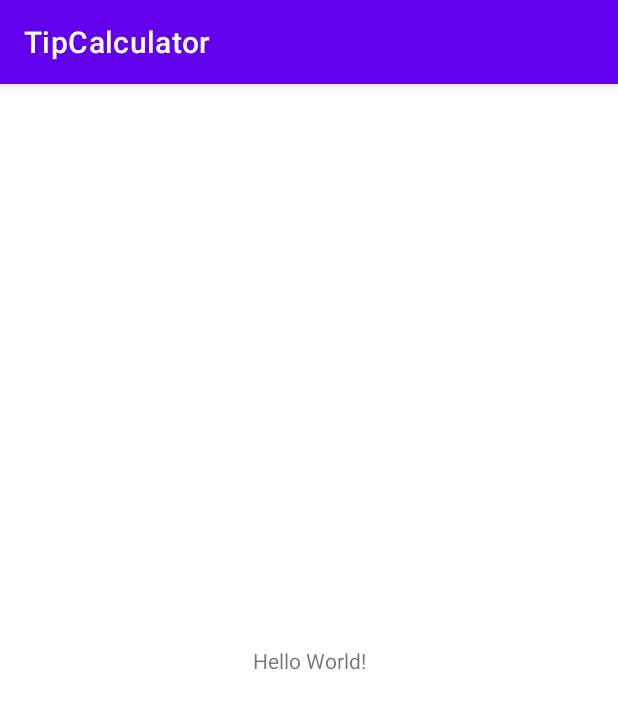
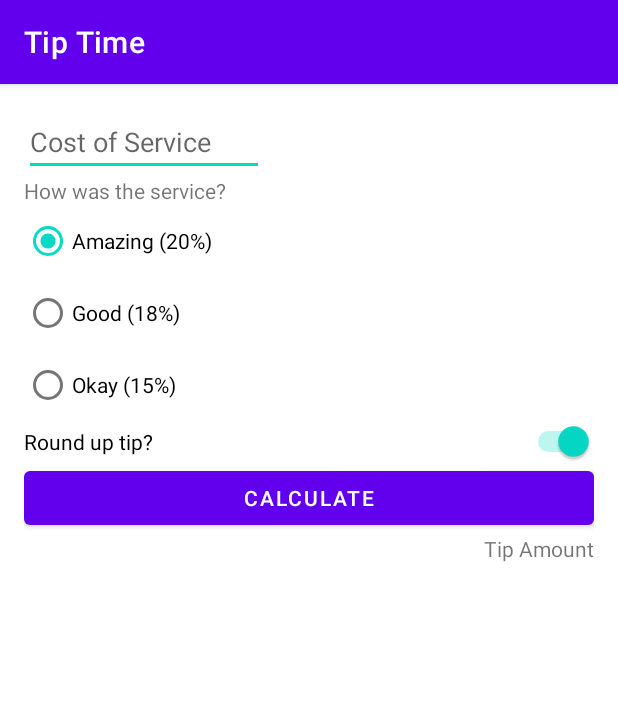
Before and after one commit to anmolkarkiee/android-_layout-_lab2, an Android app: the screen it shows after launch (MainActivity), on a phone screen of 412 x 824 dp. Shown: the top 709 px of the screen. Run offline under Robolectric (Android 15) with nearby library versions, the phone set to English and light mode, and no system bars.

Commit message:
lab done

```diff
--- a/app/src/main/res/layout/activity_main.xml
+++ b/app/src/main/res/layout/activity_main.xml
@@ -4,15 +4,78 @@
     xmlns:tools="http://schemas.android.com/tools"
     android:layout_width="match_parent"
     android:layout_height="match_parent"
+    android:padding="16dp"
     tools:context=".MainActivity">
 
-    <TextView
-        android:layout_width="wrap_content"
+    <EditText
+        android:id="@+id/cost_of_service"
+        android:layout_width="160dp"
         android:layout_height="wrap_content"
-        android:text="Hello World!"
-        app:layout_constraintBottom_toBottomOf="parent"
-        app:layout_constraintEnd_toEndOf="parent"
+        android:hint="@string/cost_of_service"
+        android:inputType="numberDecimal"
         app:layout_constraintStart_toStartOf="parent"
         app:layout_constraintTop_toTopOf="parent" />
 
+    <TextView
+        android:id="@+id/service_question"
+        android:layout_width="wrap_content"
+        android:layout_height="wrap_content"
+        android:text="@string/how_was_the_service"
+        app:layout_constraintStart_toStartOf="parent"
+        app:layout_constraintTop_toBottomOf="@id/cost_of_service" />
+
+    <RadioGroup
+        android:id="@+id/tip_options"
+        android:layout_width="wrap_content"
+        android:layout_height="wrap_content"
+        android:checkedButton="@id/option_twenty_percent"
+        android:orientation="vertical"
+        app:layout_constraintStart_toStartOf="parent"
+        app:layout_constraintTop_toBottomOf="@id/service_question">
+
+        <RadioButton
+            android:id="@+id/option_twenty_percent"
+            android:layout_width="wrap_content"
+            android:layout_height="wrap_content"
+            android:text="@string/amazing_service" />
+
+        <RadioButton
+            android:id="@+id/option_eighteen_percent"
+            android:layout_width="wrap_content"
+            android:layout_height="wrap_content"
+            android:text="@string/good_service" />
+
+        <RadioButton
+            android:id="@+id/option_fifteen_percent"
+            android:layout_width="wrap_content"
+            android:layout_height="wrap_content"
+            android:text="@string/ok_service" />
+    </RadioGroup>
+
+    <Switch
+        android:id="@+id/round_up_switch"
+        android:layout_width="0dp"
+        android:layout_height="wrap_content"
+        android:checked="true"
+        android:text="@string/round_up_tip"
+        app:layout_constraintEnd_toEndOf="parent"
+        app:layout_constraintStart_toStartOf="@id/tip_options"
+        app:layout_constraintTop_toBottomOf="@id/tip_options" />
+
+    <Button
+        android:id="@+id/calculate_button"
+        android:layout_width="0dp"
+        android:layout_height="wrap_content"
+        android:text="@string/calculate"
+        app:layout_constraintEnd_toEndOf="parent"
+        app:layout_constraintStart_toStartOf="parent"
+        app:layout_constraintTop_toBottomOf="@id/round_up_switch" />
+
+    <TextView
+        android:id="@+id/tip_result"
+        android:layout_width="wrap_content"
+        android:layout_height="wrap_content"
+        android:text="@string/tip_amount"
+        app:layout_constraintEnd_toEndOf="parent"
+        app:layout_constraintTop_toBottomOf="@id/calculate_button" />
 </androidx.constraintlayout.widget.ConstraintLayout>
--- a/app/src/main/res/values/strings.xml
+++ b/app/src/main/res/values/strings.xml
@@ -1,3 +1,11 @@
 <resources>
-    <string name="app_name">TipCalculator</string>
+    <string name="app_name">Tip Time</string>
+    <string name="cost_of_service">Cost of Service</string>
+    <string name="how_was_the_service">How was the service?</string>
+    <string name="amazing_service">Amazing (20%)</string>
+    <string name="good_service">Good (18%)</string>
+    <string name="ok_service">Okay (15%)</string>
+    <string name="round_up_tip">Round up tip?</string>
+    <string name="calculate">Calculate</string>
+    <string name="tip_amount">Tip Amount</string>
 </resources>
```
